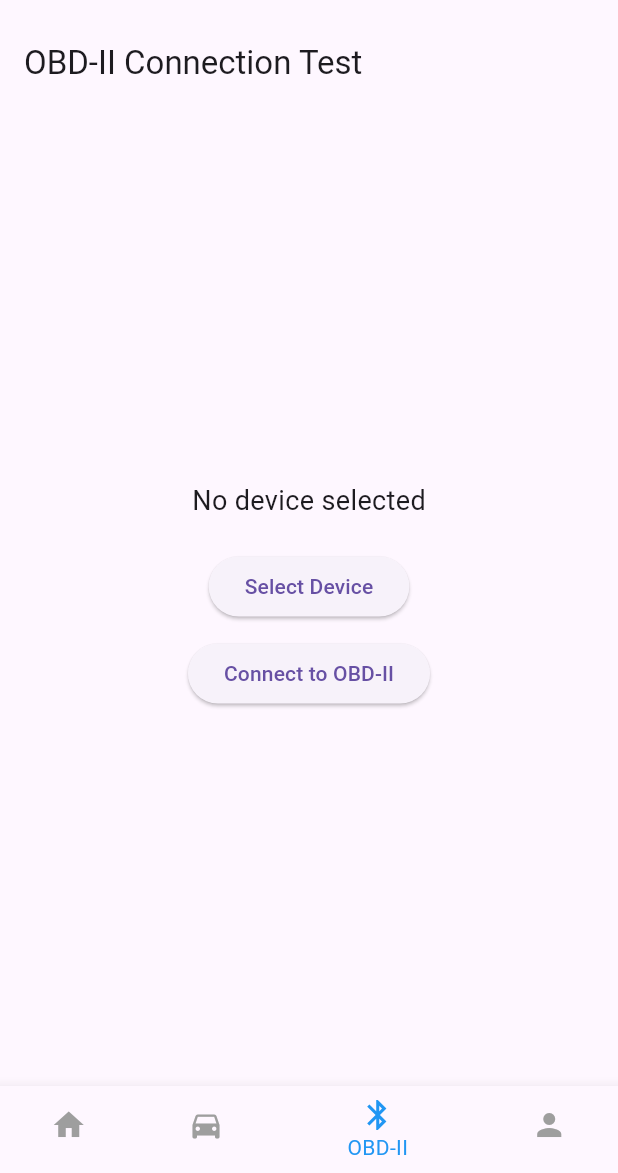
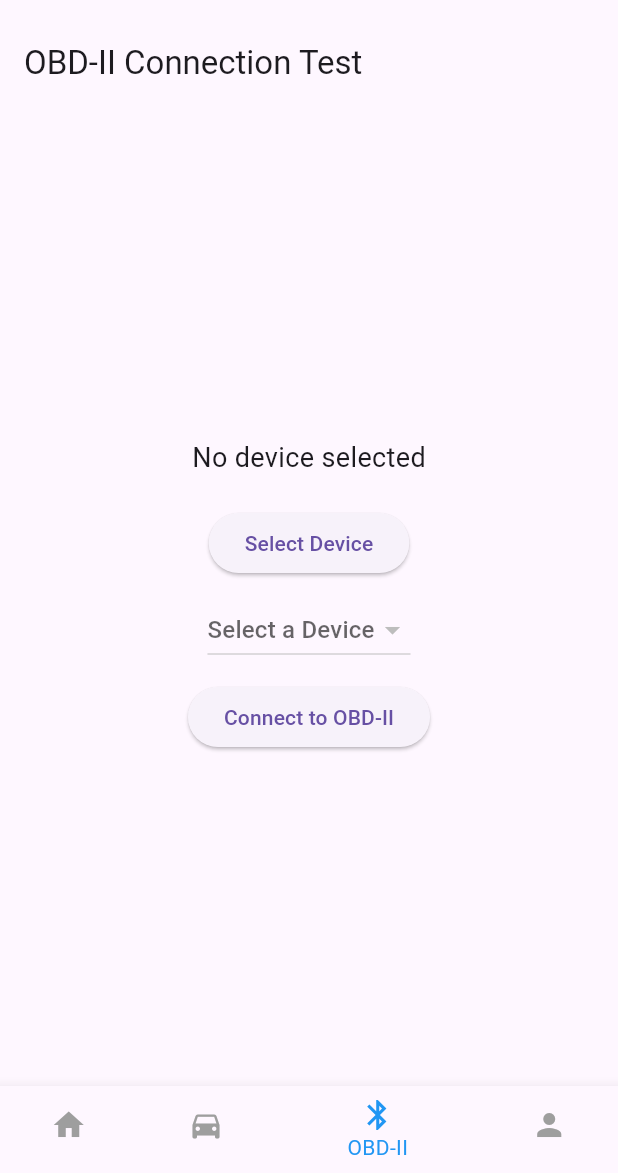
Before and after one commit to chaniruM/DriveWise, a Flutter app: the screen it shows after launch, item 3 of the bottom bar chosen, after a tap on "Connect to OBD-II", on a phone screen of 412 x 824 dp, the part 63-1236 px from its top. Run offline on Flutter 3.47's test engine with Material 3 defaults, Android fonts, the phone set to English and light mode, and no system bars; our stand-ins replace flutter_bluetooth_serial, permission_handler.

Commit message:
added a way to select the bluetooth device
A method to display the paired devices and to select the device you want to connect to. a check to ensure bluetooth permissions are given was added

```diff
--- a/lib/pages/read_speed.dart
+++ b/lib/pages/read_speed.dart
@@ -2,10 +2,6 @@ import 'package:flutter/material.dart';
 import 'package:flutter_bluetooth_serial/flutter_bluetooth_serial.dart';
 import 'dart:typed_data';
 import 'package:permission_handler/permission_handler.dart';
-
-// void main() {
-//   runApp(OBD2App());
-// }
 
 class OBD2App extends StatelessWidget {
   @override
@@ -27,48 +23,42 @@ class _OBD2ScreenState extends State<OBD2Screen> {
   BluetoothDevice? _selectedDevice;
   BluetoothConnection? _connection;
   String _status = "Select a device to connect";
+  List<BluetoothDevice> _devices = [];
 
   @override
   void initState() {
     super.initState();
-    _checkPermissions(); // Request permissions when the app starts
+    _checkPermissionsAndListDevices();
   }
 
-  Future<void> _checkPermissions() async {
-    if (await Permission.location.isDenied) {
-      await Permission.location.request();
+  Future<void> _checkPermissionsAndListDevices() async {
+    if (await _requestBluetoothPermissions()) {
+      _listDevices();
+    }
+  }
+
+  Future<bool> _requestBluetoothPermissions() async {
+    if (await Permission.bluetoothConnect.request().isGranted &&
+        await Permission.bluetoothScan.request().isGranted &&
+        await Permission.location.request().isGranted) {
+      return true;
+    } else {
+      setState(() {
+        _status = "Bluetooth permissions denied.";
+      });
+      return false;
     }
   }
 
   Future<void> _listDevices() async {
-    await FlutterBluetoothSerial.instance.requestEnable(); // Ensure Bluetooth is ON
-    List<BluetoothDevice> devices =
-    await FlutterBluetoothSerial.instance.getBondedDevices();
-
-    showDialog(
-      context: context,
-      builder: (BuildContext context) {
-        return AlertDialog(
-          title: Text("Select OBD-II Device"),
-          content: SingleChildScrollView(
-            child: Column(
-              children: devices.map((device) {
-                return ListTile(
-                  title: Text(device.name ?? "Unknown"),
-                  subtitle: Text(device.address),
-                  onTap: () {
-                    setState(() {
-                      _selectedDevice = device;
-                    });
-                    Navigator.pop(context);
-                  },
-                );
-              }).toList(),
-            ),
-          ),
-        );
-      },
-    );
+    try {
+      List<BluetoothDevice> devices = await FlutterBluetoothSerial.instance.getBondedDevices();
+      setState(() {
+        _devices = devices;
+      });
+    } catch (e) {
+      print("Error listing Bluetooth devices: $e");
+    }
   }
 
   Future<void> _connectToOBD() async {
@@ -80,17 +70,13 @@ class _OBD2ScreenState extends State<OBD2Screen> {
     }
 
     try {
-      BluetoothConnection connection =
-      await BluetoothConnection.toAddress(_selectedDevice!.address);
-
+      BluetoothConnection connection = await BluetoothConnection.toAddress(_selectedDevice!.address);
       setState(() {
         _connection = connection;
         _status = "Connected to ${_selectedDevice!.name}";
       });
-
       print("Connected to OBD-II Scanner");
 
-      // Listen for incoming data (optional)
       _connection!.input!.listen((Uint8List data) {
         print('Received data: ${String.fromCharCodes(data)}');
       });
@@ -123,6 +109,22 @@ class _OBD2ScreenState extends State<OBD2Screen> {
               child: Text("Select Device"),
             ),
             SizedBox(height: 10),
+            DropdownButton<BluetoothDevice>(
+              hint: Text("Select a Device"),
+              value: _selectedDevice,
+              items: _devices.map((device) {
+                return DropdownMenuItem(
+                  value: device,
+                  child: Text(device.name ?? "Unknown"),
+                );
+              }).toList(),
+              onChanged: (device) {
+                setState(() {
+                  _selectedDevice = device;
+                });
+              },
+            ),
+            SizedBox(height: 10),
             ElevatedButton(
               onPressed: _connectToOBD,
               child: Text("Connect to OBD-II"),
```
